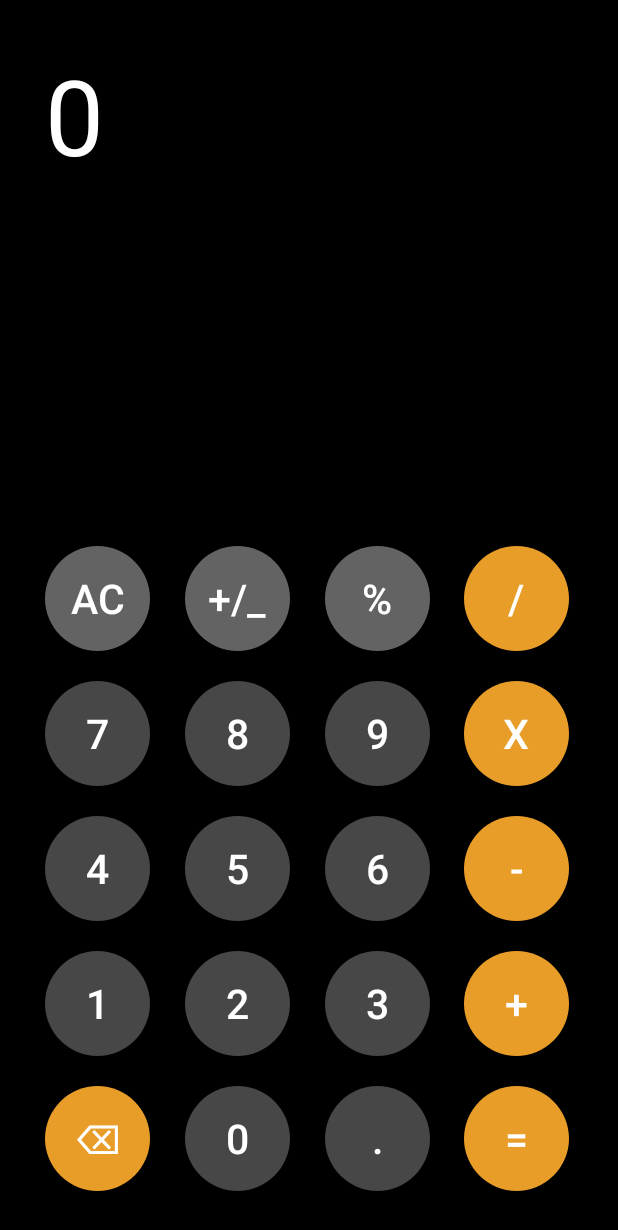
After one commit to RodeonBara/AndroidPU121, an Android app: the CalcActivity screen opened directly, with no data from a screen before it, on a phone screen of 412 x 824 dp. The commit adds this screen. Shown: the top 1230 px of the screen. Run offline under Robolectric (Android 15) with nearby library versions, the phone set to English and light mode, and no system bars.

Commit message:
calc add

```diff
--- a/app/src/main/AndroidManifest.xml
+++ b/app/src/main/AndroidManifest.xml
@@ -13,6 +13,9 @@
         android:theme="@style/Theme.AndroidPU121"
         tools:targetApi="31">
         <activity
+            android:name=".CalcActivity"
+            android:exported="false" />
+        <activity
             android:name=".ViewsActivity"
             android:exported="false" />
         <activity
--- /dev/null
+++ b/app/src/main/java/step/learning/androidpu121/CalcActivity.java
@@ -0,0 +1,141 @@
+package step.learning.androidpu121;
+
+import androidx.appcompat.app.AppCompatActivity;
+
+import android.os.Bundle;
+import android.view.View;
+import android.widget.Button;
+import android.widget.TextView;
+
+import java.lang.reflect.Array;
+import java.util.ArrayList;
+
+public class CalcActivity extends AppCompatActivity {
+    double firstNum;
+    String operation;
+
+    @Override
+    protected void onCreate(Bundle savedInstanceState) {
+        super.onCreate(savedInstanceState);
+        setContentView(R.layout.activity_calc);
+
+        Button num0 = findViewById(R.id.num0);
+        Button num1 = findViewById(R.id.num1);
+        Button num2 = findViewById(R.id.num2);
+        Button num3 = findViewById(R.id.num3);
+        Button num4 = findViewById(R.id.num4);
+        Button num5 = findViewById(R.id.num5);
+        Button num6 = findViewById(R.id.num6);
+        Button num7 = findViewById(R.id.num7);
+        Button num8 = findViewById(R.id.num8);
+        Button num9 = findViewById(R.id.num9);
+
+        Button ac= findViewById(R.id.ac);
+        Button dell = findViewById(R.id.dell);
+        Button percent = findViewById(R.id.percent);
+        Button plus_minus = findViewById(R.id.plus_minus);
+        Button point = findViewById(R.id.point);
+        Button div = findViewById(R.id.div);
+        Button times = findViewById(R.id.times);
+        Button min = findViewById(R.id.min);
+        Button plus = findViewById(R.id.plus);
+        Button equal = findViewById(R.id.equal);
+
+        TextView screen = findViewById(R.id.screen);
+
+        ac.setOnClickListener(view -> {
+            firstNum = 0;
+            screen.setText("0");
+        });
+
+        ArrayList<Button> nums = new ArrayList<>();
+        nums.add(num0);
+        nums.add(num1);
+        nums.add(num2);
+        nums.add(num3);
+        nums.add(num4);
+        nums.add(num5);
+        nums.add(num6);
+        nums.add(num7);
+        nums.add(num8);
+        nums.add(num9);
+
+        for (Button b : nums){
+            b.setOnClickListener(view -> {
+                if(!screen.getText().toString().equals("0"))
+                {
+                    screen.setText(screen.getText().toString()+b.getText().toString());
+                }
+                else
+                {
+                    screen.setText(b.getText().toString());
+                }
+
+            });
+        }
+
+        ArrayList<Button> opers = new ArrayList<>();
+        opers.add(div);
+        opers.add(times);
+        opers.add(plus);
+        opers.add(min);
+        opers.add(percent);
+        opers.add(plus_minus);
+        for(Button b : opers){
+            b.setOnClickListener(view -> {
+                firstNum = Double.parseDouble(screen.getText().toString());
+                operation = b.getText().toString();
+                screen.setText("0");
+            });
+        }
+
+        dell.setOnClickListener(view -> {
+            String num = screen.getText().toString();
+            if(num.length()>1){
+                screen.setText(num.substring(0,num.length()-1));
+            }
+            else if(num.length() == 1 && !num.equals("0"))
+            {
+                screen.setText("0");
+            }
+        });
+
+        point.setOnClickListener(view->{
+            if(!screen.getText().toString().contains(".")){
+                screen.setText(screen.getText().toString() + ".");
+            }
+        });
+
+        equal.setOnClickListener(view->{
+            double secondNum = Double.parseDouble(screen.getText().toString());
+            double result;
+            switch (operation)
+            {
+                case "/":
+                    result = firstNum/secondNum;
+                    break;
+                case "x":
+                    result = firstNum * secondNum;
+                    break;
+                case "+":
+                    result = firstNum + secondNum;
+                    break;
+                case "-":
+                    result = firstNum - secondNum;
+                    break;
+                case "+/_":
+                    result = firstNum * -1;
+                    break;
+                case "%":
+                    result = firstNum /100;
+                    break;
+                default:
+                    result = firstNum+secondNum;
+            }
+            screen.setText(String.valueOf(result));
+            firstNum = result;
+        });
+
+
+    }
+}
--- a/app/src/main/java/step/learning/androidpu121/MainActivity.java
+++ b/app/src/main/java/step/learning/androidpu121/MainActivity.java
@@ -19,6 +19,9 @@ public class MainActivity extends AppCompatActivity {
         tvTitle = findViewById(R.id.main_tv_title);
         Button btnViwes = findViewById(R.id.maim_btn_viwes);
         btnViwes.setOnClickListener(this::btnViewsClick);
+
+        Button btnCalc = findViewById( R.id.main_calc );
+        btnCalc.setOnClickListener( this::btnCalcClick );
     }
     private void btnViewsClick(View view){
         Intent intent = new Intent(
@@ -26,6 +29,12 @@ public class MainActivity extends AppCompatActivity {
                 ViewsActivity.class);
         startActivity(intent);
     }
+    private void btnCalcClick( View view ) {  // view - sender
+        Intent intent = new Intent(
+                this.getApplicationContext(),
+                CalcActivity.class ) ;
+        startActivity( intent );
+    }
 
 
 }
--- /dev/null
+++ b/app/src/main/res/drawable/btn_calc1.xml
@@ -0,0 +1,6 @@
+<?xml version="1.0" encoding="utf-8"?>
+<shape xmlns:android="http://schemas.android.com/apk/res/android"
+    android:shape="oval">
+    <solid android:color="@color/orange"/>
+
+</shape>
--- /dev/null
+++ b/app/src/main/res/drawable/btn_calc2.xml
@@ -0,0 +1,5 @@
+<?xml version="1.0" encoding="utf-8"?>
+<shape xmlns:android="http://schemas.android.com/apk/res/android"
+    android:shape="oval">>
+    <solid android:color="@color/grey"/>
+</shape>
--- /dev/null
+++ b/app/src/main/res/drawable/btn_calc3.xml
@@ -0,0 +1,5 @@
+<?xml version="1.0" encoding="utf-8"?>
+<shape xmlns:android="http://schemas.android.com/apk/res/android"
+    android:shape="oval">>
+    <solid android:color="@color/darck_gray"/>
+</shape>
--- /dev/null
+++ b/app/src/main/res/layout/activity_calc.xml
@@ -0,0 +1,148 @@
+<?xml version="1.0" encoding="utf-8"?>
+<RelativeLayout xmlns:android="http://schemas.android.com/apk/res/android"
+    xmlns:app="http://schemas.android.com/apk/res-auto"
+    xmlns:tools="http://schemas.android.com/tools"
+    android:layout_width="match_parent"
+    android:layout_height="match_parent"
+    tools:context=".CalcActivity"
+    android:background="@color/black"
+    android:padding="20dp">
+
+    <TextView
+        android:id="@+id/screen"
+        android:layout_width="match_parent"
+        android:layout_height="match_parent"
+        android:text="0"
+        android:textSize="70dp"
+        android:textColor="#FFFFFF"
+        android:paddingHorizontal="10dp"
+        android:paddingVertical="10dp"
+        android:layout_above="@id/nums"/>
+
+
+    <LinearLayout
+        android:id="@+id/nums"
+        android:layout_width="match_parent"
+        android:layout_height="wrap_content"
+        android:layout_alignParentBottom="true"
+        android:orientation="horizontal"
+        android:paddingTop="20dp">
+        <LinearLayout
+            android:layout_width="match_parent"
+            android:layout_height="match_parent"
+            android:layout_weight="1"
+            android:orientation="vertical">
+
+            <Button
+                android:id="@+id/ac"
+                android:text="Ac"
+                style="@style/Button2"/>
+            <Button
+                android:id="@+id/num7"
+                android:text="7"
+                style="@style/Button3"/>
+            <Button
+                android:id="@+id/num4"
+                android:text="4"
+                style="@style/Button3"/>
+            <Button
+                android:id="@+id/num1"
+                android:text="1"
+                style="@style/Button3" />
+            <Button
+                android:id="@+id/dell"
+                android:text="\u232B"
+                style="@style/Button1" />
+
+        </LinearLayout>
+
+        <LinearLayout
+            android:layout_width="match_parent"
+            android:layout_height="match_parent"
+            android:layout_weight="1"
+            android:orientation="vertical">
+
+            <Button
+                android:id="@+id/plus_minus"
+                android:text="+/_"
+                style="@style/Button2"/>
+            <Button
+                android:id="@+id/num8"
+                android:text="8"
+                style="@style/Button3"/>
+            <Button
+                android:id="@+id/num5"
+                android:text="5"
+                style="@style/Button3"/>
+            <Button
+                android:id="@+id/num2"
+                android:text="2"
+                style="@style/Button3" />
+            <Button
+                android:id="@+id/num0"
+                android:text="0"
+                style="@style/Button3" />
+
+        </LinearLayout>
+
+        <LinearLayout
+            android:layout_width="match_parent"
+            android:layout_height="match_parent"
+            android:layout_weight="1"
+            android:orientation="vertical">
+
+            <Button
+                android:id="@+id/percent"
+                android:text="%"
+                style="@style/Button2"/>
+            <Button
+                android:id="@+id/num9"
+                android:text="9"
+                style="@style/Button3"/>
+            <Button
+                android:id="@+id/num6"
+                android:text="6"
+                style="@style/Button3"/>
+            <Button
+                android:id="@+id/num3"
+                android:text="3"
+                style="@style/Button3"/>
+            <Button
+                android:id="@+id/point"
+                android:text="."
+                style="@style/Button3" />
+
+
+        </LinearLayout>
+        <LinearLayout
+            android:layout_width="match_parent"
+            android:layout_height="match_parent"
+            android:layout_weight="1"
+            android:orientation="vertical">
+
+
+            <Button
+                android:id="@+id/div"
+                android:text="/"
+                style="@style/Button1"/>
+            <Button
+                android:id="@+id/times"
+                android:text="x"
+                style="@style/Button1"/>
+            <Button
+                android:id="@+id/min"
+                android:text="-"
+                style="@style/Button1"/>
+            <Button
+                android:id="@+id/plus"
+                android:text="+"
+                style="@style/Button1"/>
+            <Button
+                android:id="@+id/equal"
+                android:text="="
+                style="@style/Button1"/>
+
+        </LinearLayout>
+    </LinearLayout>
+
+</RelativeLayout>
--- a/app/src/main/res/layout/activity_main.xml
+++ b/app/src/main/res/layout/activity_main.xml
@@ -23,15 +23,26 @@
         android:id="@+id/maim_btn_viwes"
         android:layout_width="wrap_content"
         android:layout_height="wrap_content"
-        android:layout_marginTop="60dp"
         android:text="@string/main_btn_views"
         android:textSize="20sp"
         android:textStyle="bold"
         app:layout_constraintBottom_toBottomOf="parent"
         app:layout_constraintEnd_toEndOf="parent"
-        app:layout_constraintHorizontal_bias="0.498"
         app:layout_constraintStart_toStartOf="parent"
         app:layout_constraintTop_toBottomOf="@+id/main_tv_title"
-        app:layout_constraintVertical_bias="0.7" />
+        app:layout_constraintVertical_bias="0.075" />
+
+    <Button
+        android:id="@+id/main_calc"
+        android:layout_width="wrap_content"
+        android:layout_height="wrap_content"
+        android:text="@string/main_calc"
+        android:textSize="20sp"
+        android:textStyle="bold"
+        app:layout_constraintBottom_toBottomOf="parent"
+        app:layout_constraintEnd_toEndOf="parent"
+        app:layout_constraintStart_toStartOf="parent"
+        app:layout_constraintTop_toBottomOf="@+id/maim_btn_viwes"
+        app:layout_constraintVertical_bias="0.057" />
 
 </androidx.constraintlayout.widget.ConstraintLayout>
--- a/app/src/main/res/layout/activity_views.xml
+++ b/app/src/main/res/layout/activity_views.xml
@@ -21,28 +21,43 @@
         app:layout_constraintVertical_bias="0.1" />
 
     <LinearLayout
+        android:id="@+id/linearLayout"
         android:layout_width="match_parent"
         android:layout_height="100sp"
         android:orientation="horizontal"
         app:layout_constraintBottom_toBottomOf="parent"
         app:layout_constraintTop_toBottomOf="@+id/views_tv_title"
-        app:layout_constraintVertical_bias="0.047"
-        tools:layout_editor_absoluteX="16dp">
+        app:layout_constraintVertical_bias="0.16"
+        tools:layout_editor_absoluteX="0dp">
+
         <Button
             android:layout_width="wrap_content"
             android:layout_height="wrap_content"
-            android:text="1"/>
+            android:text="1" />
+
         <Button
             android:layout_width="wrap_content"
             android:layout_height="wrap_content"
-            android:text="2"/>
+            android:text="2" />
+
         <Button
             android:layout_width="wrap_content"
             android:layout_height="wrap_content"
-            android:text="3"/>
+            android:text="3" />
+
         <Button
             android:layout_width="wrap_content"
             android:layout_height="wrap_content"
-            android:text="4"/>
+            android:text="4" />
     </LinearLayout>
+
+    <TextView
+        android:id="@+id/textView"
+        android:layout_width="wrap_content"
+        android:layout_height="wrap_content"
+        android:text="@string/textview_title"
+        app:layout_constraintBottom_toTopOf="@+id/linearLayout"
+        app:layout_constraintEnd_toEndOf="parent"
+        app:layout_constraintStart_toStartOf="parent"
+        app:layout_constraintTop_toBottomOf="@+id/views_tv_title" />
 </androidx.constraintlayout.widget.ConstraintLayout>
--- a/app/src/main/res/values/colors.xml
+++ b/app/src/main/res/values/colors.xml
@@ -1,5 +1,9 @@
 <?xml version="1.0" encoding="utf-8"?>
 <resources>
-    <color name="black">#FF000000</color>
-    <color name="white">#FFFFFFFF</color>
+    <color name="orange">#e89d29</color>
+    <color name="grey">#636363</color>
+    <color name="darck_gray">#474747</color>
+    <color name="black">#000000</color>
+    <color name="white">#FFFFFF</color>
+
 </resources>
--- a/app/src/main/res/values/strings.xml
+++ b/app/src/main/res/values/strings.xml
@@ -2,7 +2,10 @@
     <string name="app_name">AndroidPU121</string>
     <string name="main_btn_views">Елементы UI</string>
     <string name="main_tv_title">Знакомство с Android</string>
+    <string name="main_calc">Калькулятор</string>
 
     <string name="views_tv_title">Елементы UI (Views)</string>
     <string name="textview_title">LinearLayout:horizontal</string>
+
+    <string name="calc_tv_title">Калькулятор</string>
 </resources>
--- a/app/src/main/res/values/themes.xml
+++ b/app/src/main/res/values/themes.xml
@@ -1,9 +1,42 @@
 <resources xmlns:tools="http://schemas.android.com/tools">
     <!-- Base application theme. -->
-    <style name="Base.Theme.AndroidPU121" parent="Theme.Material3.DayNight.NoActionBar">
+    <style name="Base.Theme.AndroidPU121" parent="Theme.AppCompat.Light.NoActionBar">
         <!-- Customize your light theme here. -->
         <!-- <item name="colorPrimary">@color/my_light_primary</item> -->
     </style>
 
+    <style name="Button1">
+        <item name="android:layout_width">70dp</item>
+        <item name="android:layout_height">70dp</item>
+        <item name="android:textSize">27dp</item>
+        <item name="android:gravity">center</item>
+        <item name="android:padding">5dp</item>
+        <item name="android:layout_margin">10dp</item>
+        <item name="android:background">@drawable/btn_calc1</item>
+        <item name="android:textColor">@color/white</item>
+    </style>
+
+    <style name="Button2">
+        <item name="android:layout_width">70dp</item>
+        <item name="android:layout_height">70dp</item>
+        <item name="android:textSize">27dp</item>
+        <item name="android:gravity">center</item>
+        <item name="android:padding">5dp</item>
+        <item name="android:layout_margin">10dp</item>
+        <item name="android:background">@drawable/btn_calc2</item>
+        <item name="android:textColor">@color/white</item>
+    </style>
+
+    <style name="Button3">
+        <item name="android:layout_width">70dp</item>
+        <item name="android:layout_height">70dp</item>
+        <item name="android:textSize">27dp</item>
+        <item name="android:gravity">center</item>
+        <item name="android:padding">5dp</item>
+        <item name="android:layout_margin">10dp</item>
+        <item name="android:background">@drawable/btn_calc3</item>
+        <item name="android:textColor">@color/white</item>
+    </style>
+
     <style name="Theme.AndroidPU121" parent="Base.Theme.AndroidPU121" />
 </resources>
```
